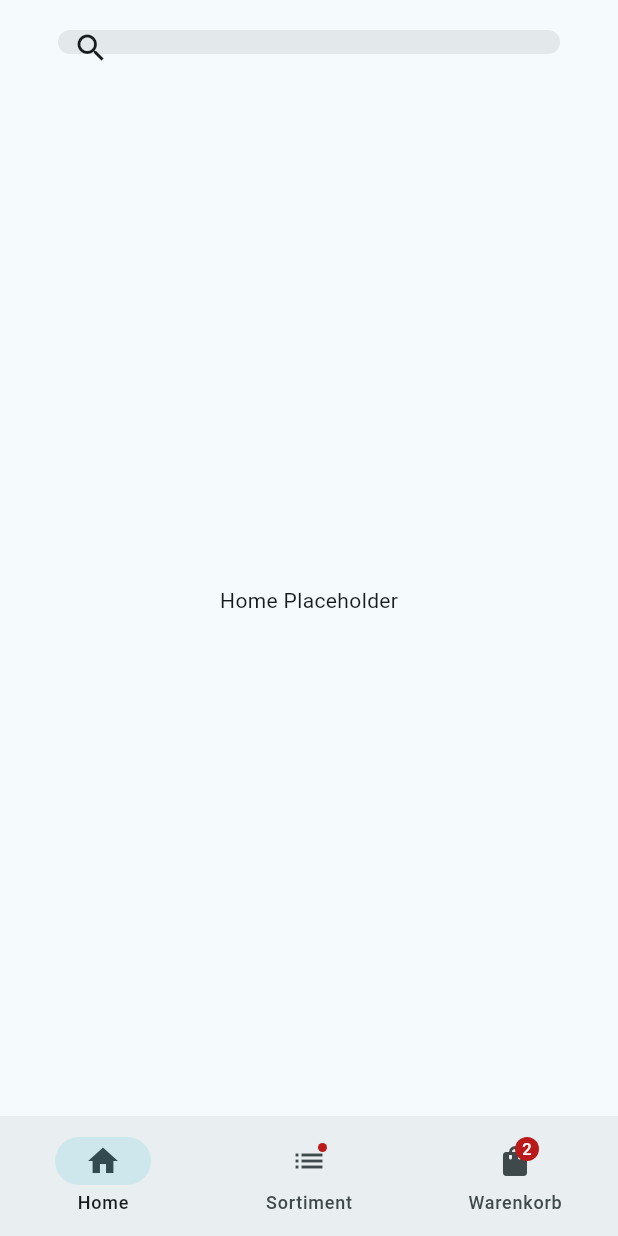
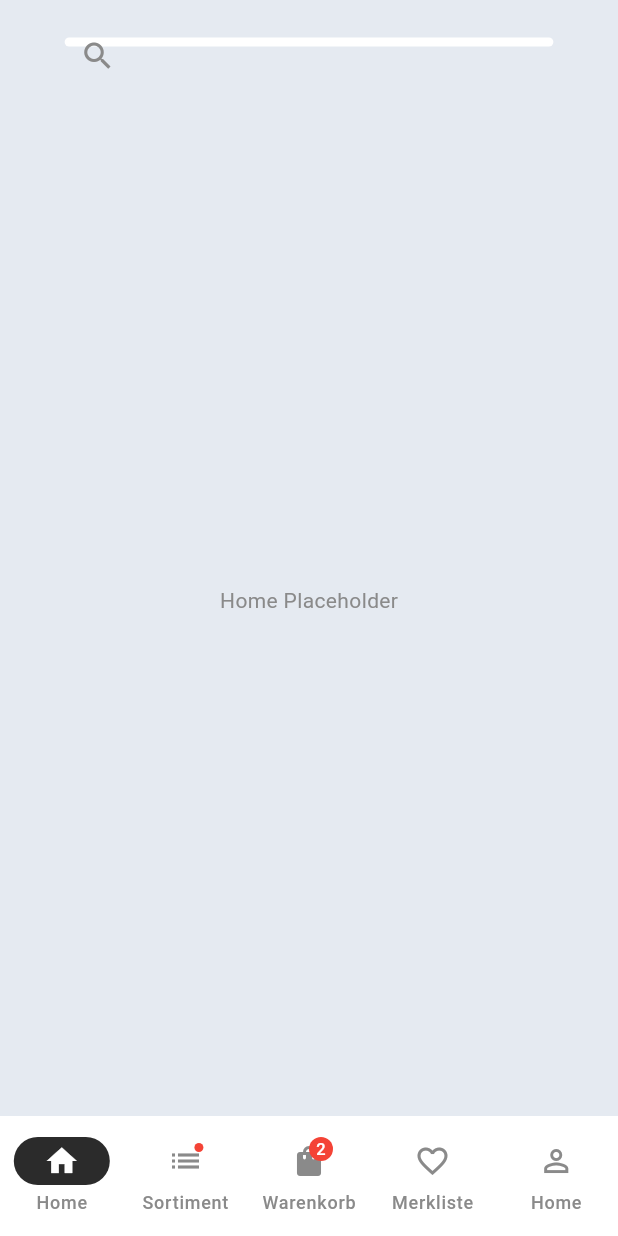
Before and after one commit to ramsabah28/taskapp, a Flutter app: the screen it shows after launch, on a phone screen of 412 x 824 dp. Run offline on Flutter 3.47's test engine with Material 3 defaults, Android fonts, the phone set to English and light mode, and no system bars.

```diff
--- a/lib/CAppBar.dart
+++ b/lib/CAppBar.dart
@@ -1,4 +1,5 @@
 import 'package:flutter/material.dart';
+import 'FilterView.dart';
 
 class CAppBar extends StatefulWidget implements PreferredSizeWidget {
   CAppBar({super.key});
@@ -19,7 +20,7 @@ class _CAppBarState extends State<CAppBar> {
       elevation: 0,
       color: Theme.of(context).appBarTheme.backgroundColor,
       child: Padding(
-        padding: const EdgeInsets.all(20.0),
+        padding: const EdgeInsets.all(25.0),
         child: SearchAnchor(
           searchController: _controller,
 
@@ -39,18 +40,24 @@ class _CAppBarState extends State<CAppBar> {
             );
           },
             suggestionsBuilder: (BuildContext context, SearchController controller) {
-            //TODO: USE DB
               return List<ListTile>.generate(5, (int index) {
                 final String item = 'item $index';
                 return ListTile(
                   title: Text(item),
                   onTap: () {
                     controller.closeView(item);
-                  setState(() {});
+                    Navigator.push(
+                      context,
+                      MaterialPageRoute(
+                        builder: (context) => FilterView(searchParam: item),
+                      ),
+                    );
                   },
                 );
               });
-          },
+            }
+
+
         ),
       ),
     );
--- a/lib/main.dart
+++ b/lib/main.dart
@@ -1,6 +1,7 @@
 import 'package:flutter/material.dart';
 import 'Sortiment.dart';
 import 'CAppBar.dart';
+
 
 void main() {
   runApp(const MyApp());
@@ -15,13 +16,44 @@ class MyApp extends StatelessWidget {
       debugShowCheckedModeBanner: false,
       title: 'Flutter Demo',
       theme: ThemeData(
-        colorScheme: ColorScheme.fromSeed(seedColor: Colors.cyan),
+        colorScheme: ColorScheme(
+          brightness: Brightness.light,
+          primary: Color(0xFF0066CC),       // Primary Blue
+          onPrimary: Colors.white,          // Text on primary buttons
+          secondary: Color(0xFF2B2B2B),     // For headings or icons
+          onSecondary: Colors.white,        // Text on secondary surfaces
+          background: Color(0xFFE5EAF1),     // Background
+          onBackground: Color(0xFF2B2B2B),   // General text
+          surface: Colors.white,            // Cards, containers
+          onSurface: Color(0xFF8A8A8A),
+          error: Colors.red,
+          onError: Colors.white,
+        ),
+        scaffoldBackgroundColor: Color(0xFFE5EAF1), // Match screen bg
+        appBarTheme: const AppBarTheme(
+          backgroundColor: Color(0xFFE5EAF1),
+          foregroundColor: Color(0xFF2B2B2B),
+          elevation: 0,
+        ),
+        textTheme: const TextTheme(
+          titleLarge: TextStyle(color: Color(0xFF2B2B2B)), // replaces headline6
+          bodyMedium: TextStyle(color: Color(0xFF8A8A8A)), // replaces bodyText2
+        ),
+
+        elevatedButtonTheme: ElevatedButtonThemeData(
+          style: ElevatedButton.styleFrom(
+            backgroundColor: Color(0xFF0066CC),
+            foregroundColor: Colors.white,
+            shape: RoundedRectangleBorder(
+              borderRadius: BorderRadius.circular(12),
+            ),
+          ),
+        ),
       ),
       home: const MyHomePage(title: 'Flutter Demo Home Page'),
     );
   }
 }
-
 class MyHomePage extends StatefulWidget {
   const MyHomePage({super.key, required this.title});
 
@@ -75,6 +107,17 @@ class _MyHomePageState extends State<MyHomePage> {
             icon: Badge(label: Text('2'), child: Icon(Icons.shopping_bag)),
             label: 'Warenkorb',
           ),
+          NavigationDestination(
+            selectedIcon: Icon(Icons.favorite),
+            icon: Icon(Icons.favorite_outline),
+            label: 'Merkliste',
+          ),
+          NavigationDestination(
+            selectedIcon: Icon(Icons.person),
+            icon: Icon(Icons.person_outline),
+            label: 'Home',
+          ),
+
         ],
       ),
     );
--- a/pubspec.yaml
+++ b/pubspec.yaml
@@ -53,6 +53,7 @@ dev_dependencies:
 flutter:
   assets:
     - lib/moc/Categorys.json
+    - lib/moc/Products.json
 
 
   # The following line ensures that the Material Icons font is
```
Also changed, not shown: lib/FilterView.dart (added, +71 -0 lines). Lines whose indentation alone changed are shown as unchanged.
